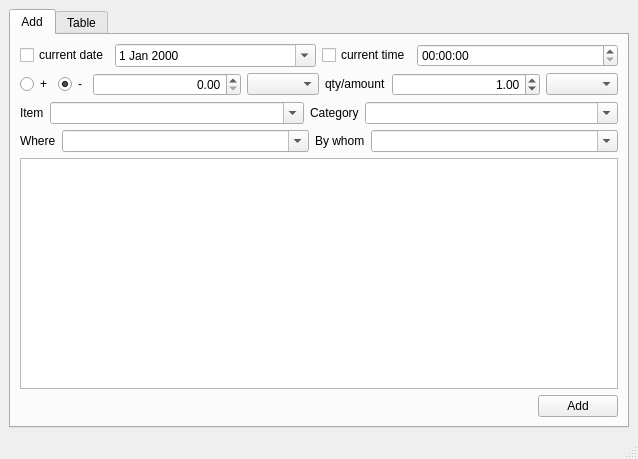
Before: the Qt Designer form ui/ui_dailyexpenses.ui in taryk/daily_expenses, drawn with Qt 5.
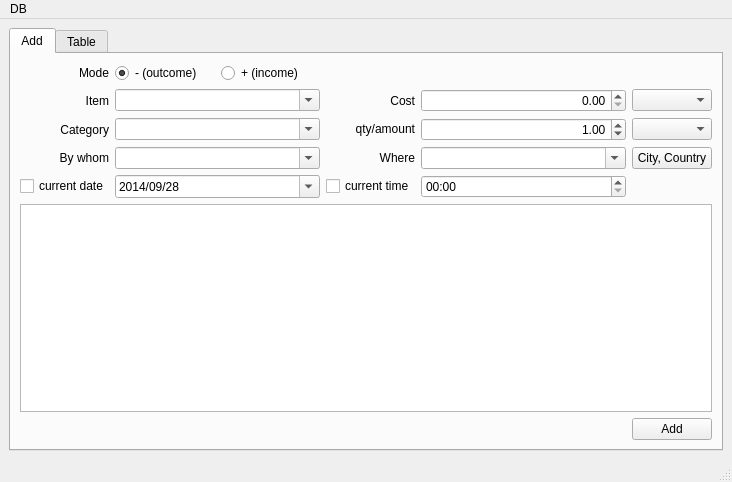
After: the same form once the commit is applied.

```diff
--- a/ui/ui_dailyexpenses.ui
+++ b/ui/ui_dailyexpenses.ui
@@ -6,10 +6,16 @@
    <rect>
     <x>0</x>
     <y>0</y>
-    <width>638</width>
-    <height>459</height>
+    <width>732</width>
+    <height>482</height>
    </rect>
   </property>
+  <property name="sizePolicy">
+   <sizepolicy hsizetype="Preferred" vsizetype="Minimum">
+    <horstretch>0</horstretch>
+    <verstretch>0</verstretch>
+   </sizepolicy>
+  </property>
   <property name="windowTitle">
    <string>MainWindow</string>
   </property>
@@ -32,8 +38,8 @@
        </attribute>
        <layout class="QVBoxLayout" name="verticalLayout_2">
         <item>
-         <layout class="QHBoxLayout" name="layoutDateTime">
-          <item>
+         <layout class="QGridLayout" name="gridLayout">
+          <item row="7" column="0">
            <widget class="QCheckBox" name="chbCurrentDate">
             <property name="sizePolicy">
              <sizepolicy hsizetype="Fixed" vsizetype="Fixed">
@@ -46,14 +52,98 @@
             </property>
            </widget>
           </item>
-          <item>
-           <widget class="QDateEdit" name="dateEdit">
-            <property name="calendarPopup">
+          <item row="3" column="0">
+           <widget class="QLabel" name="lblMode">
+            <property name="text">
+             <string>Mode</string>
+            </property>
+            <property name="alignment">
+             <set>Qt::AlignRight|Qt::AlignTrailing|Qt::AlignVCenter</set>
+            </property>
+           </widget>
+          </item>
+          <item row="6" column="1">
+           <widget class="QComboBox" name="cbByWhom">
+            <property name="sizePolicy">
+             <sizepolicy hsizetype="Expanding" vsizetype="Fixed">
+              <horstretch>0</horstretch>
+              <verstretch>0</verstretch>
+             </sizepolicy>
+            </property>
+            <property name="editable">
              <bool>true</bool>
             </property>
            </widget>
           </item>
-          <item>
+          <item row="6" column="0">
+           <widget class="QLabel" name="lblWho">
+            <property name="sizePolicy">
+             <sizepolicy hsizetype="Preferred" vsizetype="Preferred">
+              <horstretch>0</horstretch>
+              <verstretch>0</verstretch>
+             </sizepolicy>
+            </property>
+            <property name="text">
+             <string>By whom</string>
+            </property>
+            <property name="alignment">
+             <set>Qt::AlignRight|Qt::AlignTrailing|Qt::AlignVCenter</set>
+            </property>
+           </widget>
+          </item>
+          <item row="4" column="1">
+           <widget class="QComboBox" name="cbItem">
+            <property name="sizePolicy">
+             <sizepolicy hsizetype="Expanding" vsizetype="Fixed">
+              <horstretch>0</horstretch>
+              <verstretch>0</verstretch>
+             </sizepolicy>
+            </property>
+            <property name="editable">
+             <bool>true</bool>
+            </property>
+           </widget>
+          </item>
+          <item row="7" column="3">
+           <widget class="QTimeEdit" name="timeEdit">
+            <property name="displayFormat">
+             <string>hh:mm</string>
+            </property>
+           </widget>
+          </item>
+          <item row="5" column="2">
+           <widget class="QLabel" name="lblQty">
+            <property name="sizePolicy">
+             <sizepolicy hsizetype="Preferred" vsizetype="Fixed">
+              <horstretch>0</horstretch>
+              <verstretch>0</verstretch>
+             </sizepolicy>
+            </property>
+            <property name="text">
+             <string>qty/amount</string>
+            </property>
+            <property name="alignment">
+             <set>Qt::AlignRight|Qt::AlignTrailing|Qt::AlignVCenter</set>
+            </property>
+           </widget>
+          </item>
+          <item row="6" column="2">
+           <widget class="QLabel" name="lblWhere">
+            <property name="sizePolicy">
+             <sizepolicy hsizetype="Preferred" vsizetype="Preferred">
+              <horstretch>0</horstretch>
+              <verstretch>0</verstretch>
+             </sizepolicy>
+            </property>
+            <property name="text">
+             <string>Where</string>
+            </property>
+            <property name="alignment">
+             <set>Qt::AlignRight|Qt::AlignTrailing|Qt::AlignVCenter</set>
+            </property>
+           </widget>
+          </item>
+          <item row="7" column="2">
            <widget class="QCheckBox" name="chbCurrentTime">
             <property name="sizePolicy">
              <sizepolicy hsizetype="Fixed" vsizetype="Fixed">
@@ -66,41 +156,38 @@
             </property>
            </widget>
           </item>
-          <item>
-           <widget class="QTimeEdit" name="timeEdit"/>
-          </item>
-         </layout>
-        </item>
-        <item>
-         <layout class="QHBoxLayout" name="layoutMoney">
-          <item>
-           <widget class="QRadioButton" name="rbIncome">
+          <item row="7" column="1">
+           <widget class="QDateEdit" name="dateEdit">
             <property name="sizePolicy">
-             <sizepolicy hsizetype="Fixed" vsizetype="Fixed">
+             <sizepolicy hsizetype="Expanding" vsizetype="Fixed">
               <horstretch>0</horstretch>
               <verstretch>0</verstretch>
              </sizepolicy>
             </property>
-            <property name="text">
-             <string>+</string>
+            <property name="displayFormat">
+             <string>yyyy/MM/dd</string>
             </property>
-            <attribute name="buttonGroup">
-             <string notr="true">buttonGroup</string>
-            </attribute>
+            <property name="calendarPopup">
+             <bool>true</bool>
+            </property>
+            <property name="date">
+             <date>
+              <year>2014</year>
+              <month>9</month>
+              <day>28</day>
+             </date>
+            </property>
            </widget>
           </item>
-          <item>
-           <widget class="QRadioButton" name="rbSpending">
+          <item row="5" column="1">
+           <widget class="QComboBox" name="cbCategory">
             <property name="sizePolicy">
-             <sizepolicy hsizetype="Fixed" vsizetype="Fixed">
+             <sizepolicy hsizetype="Expanding" vsizetype="Fixed">
               <horstretch>0</horstretch>
               <verstretch>0</verstretch>
              </sizepolicy>
             </property>
-            <property name="text">
-             <string>-</string>
-            </property>
-            <property name="checked">
+            <property name="editable">
              <bool>true</bool>
             </property>
             <attribute name="buttonGroup">
@@ -108,44 +195,137 @@
             </attribute>
            </widget>
           </item>
-          <item>
-           <widget class="QDoubleSpinBox" name="spinboxMoney">
+          <item row="5" column="0">
+           <widget class="QLabel" name="lbCategory">
+            <property name="sizePolicy">
+             <sizepolicy hsizetype="Preferred" vsizetype="Preferred">
+              <horstretch>0</horstretch>
+              <verstretch>0</verstretch>
+             </sizepolicy>
+            </property>
             <property name="layoutDirection">
              <enum>Qt::LeftToRight</enum>
             </property>
+            <property name="text">
+             <string>Category</string>
+            </property>
             <property name="alignment">
              <set>Qt::AlignRight|Qt::AlignTrailing|Qt::AlignVCenter</set>
             </property>
-            <property name="maximum">
-             <double>999999999.990000009536743</double>
+           </widget>
+          </item>
+          <item row="4" column="2">
+           <widget class="QLabel" name="lblCost">
+            <property name="text">
+             <string>Cost</string>
             </property>
+            <property name="alignment">
+             <set>Qt::AlignRight|Qt::AlignTrailing|Qt::AlignVCenter</set>
+            </property>
            </widget>
           </item>
-          <item>
+          <item row="4" column="0">
+           <widget class="QLabel" name="lbItem">
+            <property name="sizePolicy">
+             <sizepolicy hsizetype="Preferred" vsizetype="Preferred">
+              <horstretch>0</horstretch>
+              <verstretch>0</verstretch>
+             </sizepolicy>
+            </property>
+            <property name="text">
+             <string>Item</string>
+            </property>
+            <property name="alignment">
+             <set>Qt::AlignRight|Qt::AlignTrailing|Qt::AlignVCenter</set>
+            </property>
+           </widget>
+          </item>
+          <item row="3" column="1">
+           <layout class="QHBoxLayout" name="modeLayout">
+            <item>
+             <widget class="QRadioButton" name="rbOutcome">
+              <property name="sizePolicy">
+               <sizepolicy hsizetype="Preferred" vsizetype="Fixed">
+                <horstretch>0</horstretch>
+                <verstretch>0</verstretch>
+               </sizepolicy>
+              </property>
+              <property name="text">
+               <string>- (outcome)</string>
+              </property>
+              <property name="checked">
+               <bool>true</bool>
+              </property>
+              <attribute name="buttonGroup">
+               <string notr="true">buttonGroup</string>
+              </attribute>
+             </widget>
+            </item>
+            <item>
+             <widget class="QRadioButton" name="rbIncome">
+              <property name="sizePolicy">
+               <sizepolicy hsizetype="Preferred" vsizetype="Fixed">
+                <horstretch>0</horstretch>
+                <verstretch>0</verstretch>
+               </sizepolicy>
+              </property>
+              <property name="layoutDirection">
+               <enum>Qt::LeftToRight</enum>
+              </property>
+              <property name="text">
+               <string>+ (income)</string>
+              </property>
+              <attribute name="buttonGroup">
+               <string notr="true">buttonGroup</string>
+              </attribute>
+             </widget>
+            </item>
+           </layout>
+          </item>
+          <item row="4" column="4">
            <widget class="QComboBox" name="cbCurrency">
             <property name="sizePolicy">
-             <sizepolicy hsizetype="Fixed" vsizetype="Fixed">
+             <sizepolicy hsizetype="Preferred" vsizetype="Fixed">
               <horstretch>0</horstretch>
               <verstretch>0</verstretch>
              </sizepolicy>
             </property>
            </widget>
           </item>
-          <item>
-           <widget class="QLabel" name="lblQty">
+          <item row="5" column="4">
+           <widget class="QComboBox" name="cbUnits">
             <property name="sizePolicy">
-             <sizepolicy hsizetype="Fixed" vsizetype="Fixed">
+             <sizepolicy hsizetype="Preferred" vsizetype="Fixed">
+              <horstretch>0</horstretch>
+              <verstretch>0</verstretch>
+             </sizepolicy>
+            </property>
+           </widget>
+          </item>
+          <item row="6" column="4">
+           <widget class="QPushButton" name="btnLocation">
+            <property name="sizePolicy">
+             <sizepolicy hsizetype="Preferred" vsizetype="Fixed">
               <horstretch>0</horstretch>
               <verstretch>0</verstretch>
              </sizepolicy>
             </property>
             <property name="text">
-             <string>qty/amount</string>
+             <string>City, Country</string>
             </property>
            </widget>
           </item>
-          <item>
+          <item row="5" column="3">
            <widget class="QDoubleSpinBox" name="spinboxQty">
+            <property name="enabled">
+             <bool>true</bool>
+            </property>
+            <property name="sizePolicy">
+             <sizepolicy hsizetype="Expanding" vsizetype="Minimum">
+              <horstretch>0</horstretch>
+              <verstretch>0</verstretch>
+             </sizepolicy>
+            </property>
             <property name="alignment">
              <set>Qt::AlignRight|Qt::AlignTrailing|Qt::AlignVCenter</set>
             </property>
@@ -157,99 +337,33 @@
             </property>
            </widget>
           </item>
-          <item>
-           <widget class="QComboBox" name="cbUnits">
+          <item row="4" column="3">
+           <widget class="QDoubleSpinBox" name="spinboxMoney">
             <property name="sizePolicy">
-             <sizepolicy hsizetype="Fixed" vsizetype="Fixed">
+             <sizepolicy hsizetype="Expanding" vsizetype="Fixed">
               <horstretch>0</horstretch>
               <verstretch>0</verstretch>
              </sizepolicy>
             </property>
-           </widget>
-          </item>
-         </layout>
-        </item>
-        <item>
-         <layout class="QHBoxLayout" name="layoutItem">
-          <item>
-           <widget class="QLabel" name="lbItem">
-            <property name="sizePolicy">
-             <sizepolicy hsizetype="Fixed" vsizetype="Preferred">
-              <horstretch>0</horstretch>
-              <verstretch>0</verstretch>
-             </sizepolicy>
+            <property name="layoutDirection">
+             <enum>Qt::LeftToRight</enum>
             </property>
-            <property name="text">
-             <string>Item</string>
+            <property name="alignment">
+             <set>Qt::AlignRight|Qt::AlignTrailing|Qt::AlignVCenter</set>
             </property>
-           </widget>
-          </item>
-          <item>
-           <widget class="QComboBox" name="cbItem">
-            <property name="editable">
-             <bool>true</bool>
+            <property name="maximum">
+             <double>999999999.990000009536743</double>
             </property>
            </widget>
           </item>
-          <item>
-           <widget class="QLabel" name="lbCategory">
-            <property name="sizePolicy">
-             <sizepolicy hsizetype="Fixed" vsizetype="Preferred">
-              <horstretch>0</horstretch>
-              <verstretch>0</verstretch>
-             </sizepolicy>
-            </property>
-            <property name="text">
-             <string>Category</string>
-            </property>
-           </widget>
-          </item>
-          <item>
-           <widget class="QComboBox" name="cbCategory">
-            <property name="editable">
-             <bool>true</bool>
-            </property>
-           </widget>
-          </item>
-         </layout>
-        </item>
-        <item>
-         <layout class="QHBoxLayout" name="layoutWhoAndWhere">
-          <item>
-           <widget class="QLabel" name="lblWhere">
-            <property name="sizePolicy">
-             <sizepolicy hsizetype="Fixed" vsizetype="Preferred">
-              <horstretch>0</horstretch>
-              <verstretch>0</verstretch>
-             </sizepolicy>
-            </property>
-            <property name="text">
-             <string>Where</string>
-            </property>
-           </widget>
-          </item>
-          <item>
+          <item row="6" column="3">
            <widget class="QComboBox" name="cbWhere">
-            <property name="editable">
-             <bool>true</bool>
-            </property>
-           </widget>
-          </item>
-          <item>
-           <widget class="QLabel" name="lblWho">
             <property name="sizePolicy">
-             <sizepolicy hsizetype="Fixed" vsizetype="Preferred">
+             <sizepolicy hsizetype="Expanding" vsizetype="Fixed">
               <horstretch>0</horstretch>
               <verstretch>0</verstretch>
              </sizepolicy>
             </property>
-            <property name="text">
-             <string>By whom</string>
-            </property>
-           </widget>
-          </item>
-          <item>
-           <widget class="QComboBox" name="cbByWhom">
             <property name="editable">
              <bool>true</bool>
             </property>
@@ -305,10 +419,19 @@
     <rect>
      <x>0</x>
      <y>0</y>
-     <width>638</width>
-     <height>23</height>
+     <width>732</width>
+     <height>20</height>
     </rect>
    </property>
+   <widget class="QMenu" name="menuDB">
+    <property name="title">
+     <string>DB</string>
+    </property>
+    <addaction name="actionReload"/>
+    <addaction name="actionClear"/>
+    <addaction name="actionUndo"/>
+   </widget>
+   <addaction name="menuDB"/>
   </widget>
   <widget class="QStatusBar" name="statusbar"/>
  </widget>
```
Left out of the diff: 20 changed lines with no effect on the pictures.
